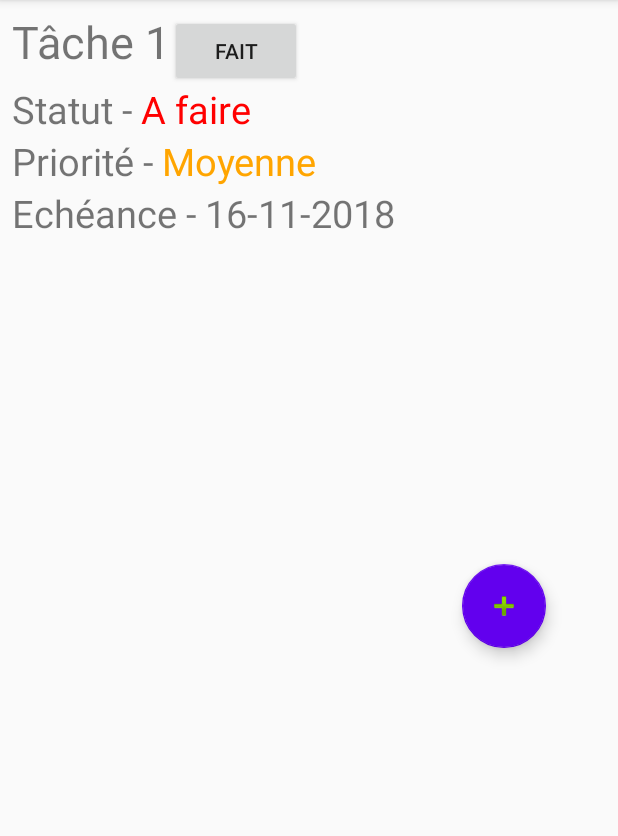
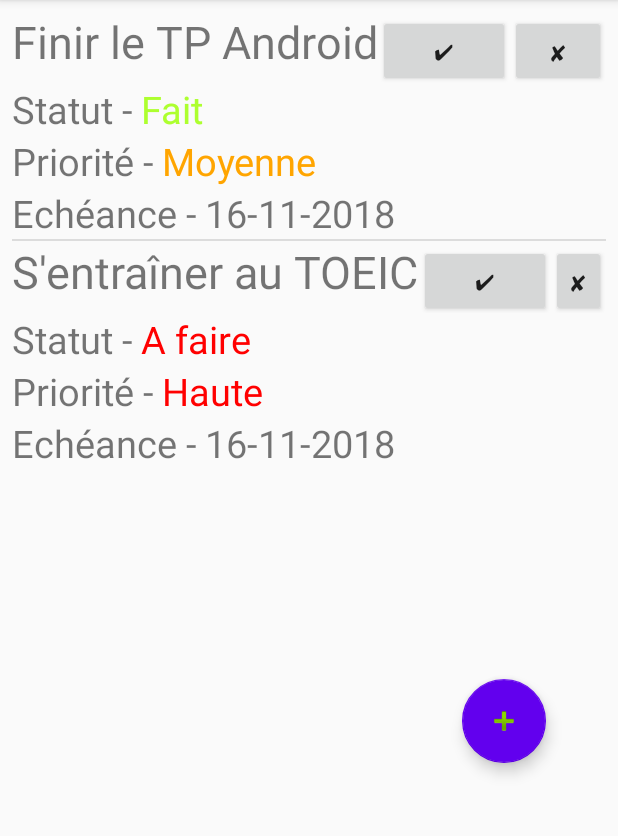
Before and after one commit to ThomasCaud/todo-list-android, an Android app: the screen it shows after launch (MainActivity), on a phone screen of 412 x 824 dp, the part 84-920 px from its top. Run offline under Robolectric (Android 15) with nearby library versions, the phone set to English and light mode, and no system bars.

Commit message:
Improve design, add delete button

```diff
--- a/app/src/main/java/com/example/thomas/tp2/Adapters/TasksAdapter.java
+++ b/app/src/main/java/com/example/thomas/tp2/Adapters/TasksAdapter.java
@@ -6,6 +6,7 @@ import android.view.View;
 import android.view.ViewGroup;
 import android.widget.ArrayAdapter;
 import android.widget.Button;
+import android.widget.ListView;
 import android.widget.TextView;
 
 import com.example.thomas.tp2.R;
@@ -14,8 +15,11 @@ import com.example.thomas.tp2.model.Task;
 import java.util.ArrayList;
 
 public class TasksAdapter extends ArrayAdapter<Task> {
+    private ArrayList<Task> tasks;
+
     public TasksAdapter(Context context, ArrayList<Task> tasks) {
         super(context, 0, tasks);
+        this.tasks = tasks;
     }
 
     private int getStatusColor(View v, Task.STATUS s) {
@@ -41,12 +45,23 @@ public class TasksAdapter extends ArrayAdapter<Task> {
     }
 
     private void setAddButtonListener(final int position, final View convertView) {
-        Button doneButton = convertView.findViewById(R.id.task_done);
+        Button doneButton = convertView.findViewById(R.id.taskDone);
         doneButton.setOnClickListener(new View.OnClickListener() {
             @Override
             public void onClick(View view) {
                 Task task = getItem(position);
                 task.setStatus(Task.STATUS.DONE);
+                notifyDataSetChanged();
+            }
+        });
+    }
+
+    private void setDeleteButtonListener(final int position, final View convertView) {
+        Button deleteButton = convertView.findViewById(R.id.deleteTask);
+        deleteButton.setOnClickListener(new View.OnClickListener() {
+            @Override
+            public void onClick(View view) {
+                tasks.remove(position);
                 notifyDataSetChanged();
             }
         });
@@ -77,6 +92,7 @@ public class TasksAdapter extends ArrayAdapter<Task> {
         tvDate.setText(task.getDate());
 
         setAddButtonListener(position, convertView);
+        setDeleteButtonListener(position, convertView);
 
         return convertView;
     }
--- a/app/src/main/java/com/example/thomas/tp2/AddTaskActivity.java
+++ b/app/src/main/java/com/example/thomas/tp2/AddTaskActivity.java
@@ -101,7 +101,7 @@ public class AddTaskActivity extends AppCompatActivity {
                     isValid = false;
                 } else {
 
-                    if(selectedDate.before(new Date().)) {
+                    if(selectedDate.before(new Date())) {
                         // date checking
                         Toast.makeText(getApplicationContext(), "La date d'échéance ne peut pas être antérieure à la date du jour", Toast.LENGTH_LONG).show();
                         isValid = false;
--- a/app/src/main/java/com/example/thomas/tp2/MainActivity.java
+++ b/app/src/main/java/com/example/thomas/tp2/MainActivity.java
@@ -32,7 +32,8 @@ public class MainActivity extends AppCompatActivity {
 
     private ArrayList<Task> getInitTasks() {
         return new ArrayList<Task>() {{
-            add(new Task("Tâche 1", Task.STATUS.TODO, Task.PRIORITY.MEDIUM, new Date()));
+            add(new Task("Finir le TP Android", Task.STATUS.DONE, Task.PRIORITY.MEDIUM, new Date()));
+            add(new Task("S'entraîner au TOEIC", Task.STATUS.TODO, Task.PRIORITY.HIGH, new Date()));
         }};
     }
 
--- a/app/src/main/res/layout/item_task.xml
+++ b/app/src/main/res/layout/item_task.xml
@@ -1,8 +1,8 @@
 <LinearLayout xmlns:android="http://schemas.android.com/apk/res/android"
     android:layout_width="match_parent"
     android:layout_height="match_parent"
-    android:orientation="vertical"
-    >
+    xmlns:app="http://schemas.android.com/apk/res-auto"
+    android:orientation="vertical">
 
     <LinearLayout
         android:layout_width="match_parent"
@@ -17,12 +17,20 @@
                 android:textSize="@dimen/size_primary" />
 
             <Button
-                android:id="@+id/task_done"
+                android:id="@+id/taskDone"
                 android:layout_width="wrap_content"
                 android:layout_height="wrap_content"
                 android:layout_marginEnd="0dp"
                 android:layout_marginRight="0dp"
-                android:text="@string/done" />
+                android:text="@string/doneBtn"/>
+
+        <Button
+                android:id="@+id/deleteTask"
+                android:layout_width="wrap_content"
+                android:layout_height="wrap_content"
+                android:layout_marginEnd="0dp"
+                android:layout_marginRight="0dp"
+                android:text="@string/delete" />
     </LinearLayout>
 
     <LinearLayout
--- a/app/src/main/res/values/strings.xml
+++ b/app/src/main/res/values/strings.xml
@@ -2,18 +2,26 @@
     <string name="app_name">TP2 - A todo list</string>
     <string name="add_task">Ajouter une tâche</string>
     <string name="label">Libellé</string>
+
     <string name="statusSep">Statut - </string>
     <string name="prioritySep">Priorité - </string>
     <string name="deadlineSep">Echéance - </string>
+
     <string name="status">Statut</string>
     <string name="priority">Priorité</string>
     <string name="deadline">Echéance</string>
+
     <string name="todo">A faire</string>
     <string name="doing">En cours</string>
     <string name="done">Fait</string>
+
+    <string name="doneBtn">✔</string>
+    <string name="delete">✘</string>
+
     <string name="previous">Précédent</string>
     <string name="remove">Effacer</string>
     <string name="create">Créer</string>
+
     <string name="low">Basse</string>
     <string name="medium">Moyenne</string>
     <string name="high">Haute</string>
```
